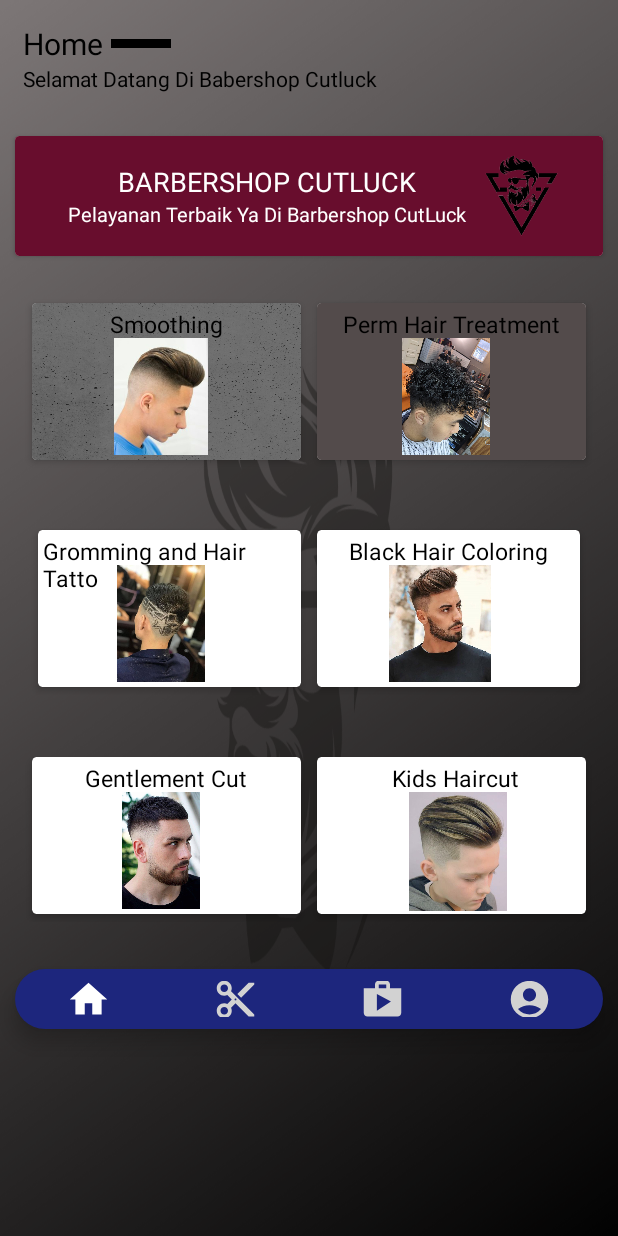
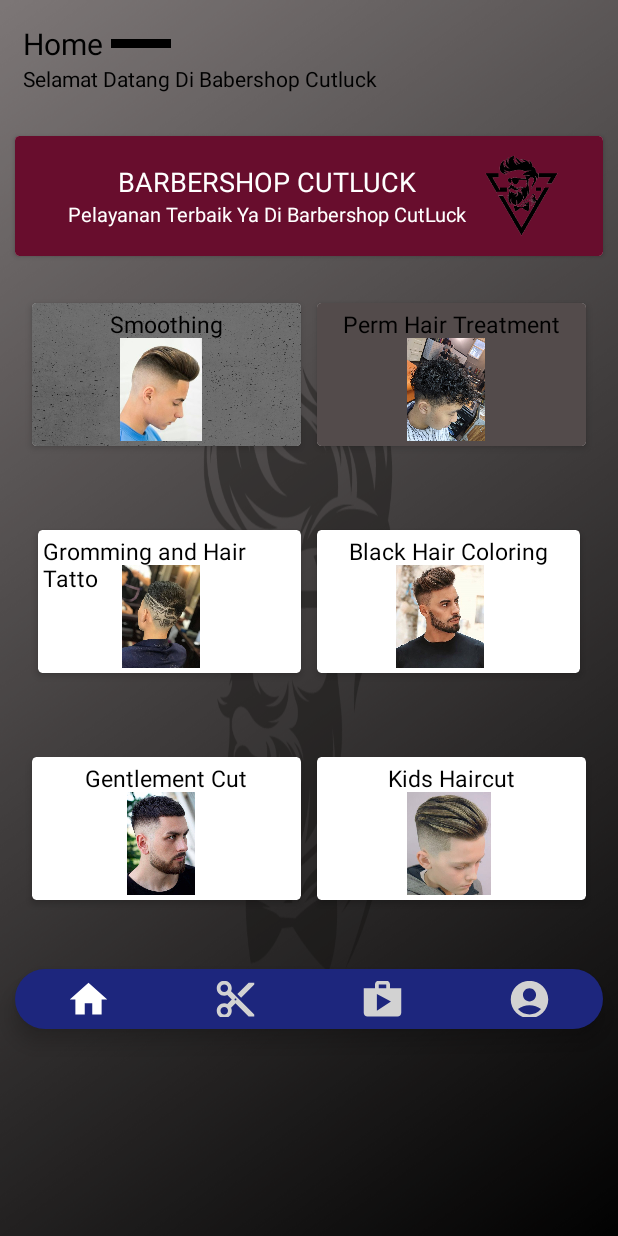
Before and after one commit to FahrezaDA/BarbershopAndroid, an Android app: the MainActivity screen opened directly, with no data from a screen before it, on a phone screen of 412 x 824 dp. Run offline under Robolectric (Android 15) with nearby library versions, the phone set to English and light mode, and no system bars.

Commit message:
update booking

```diff
--- a/app/src/main/res/layout/activity_main.xml
+++ b/app/src/main/res/layout/activity_main.xml
@@ -102,10 +102,6 @@
 
     </androidx.cardview.widget.CardView>
 
-    <ScrollView
-        android:layout_width="match_parent"
-        android:layout_height="match_parent">
-
         <LinearLayout
             android:layout_width="match_parent"
             android:layout_height="wrap_content"
@@ -122,7 +118,7 @@
 
                 <androidx.cardview.widget.CardView
                     android:layout_width="match_parent"
-                    android:layout_height="match_parent"
+                    android:layout_height="95dp"
                     android:layout_margin="5dp"
                     android:layout_weight="1"
                     android:clickable="true"
@@ -131,7 +127,7 @@
 
                     <RelativeLayout
                         android:layout_width="match_parent"
-                        android:layout_height="wrap_content"
+                        android:layout_height="95dp"
                         android:padding="3dp"
                         android:background="@drawable/backlogin">
 
@@ -162,7 +158,7 @@
 
                 <androidx.cardview.widget.CardView
                     android:layout_width="match_parent"
-                    android:layout_height="match_parent"
+                    android:layout_height="95dp"
                     android:layout_margin="5dp"
                     android:layout_weight="1"
                     android:clickable="true"
@@ -171,7 +167,7 @@
 
                     <RelativeLayout
                         android:layout_width="match_parent"
-                        android:layout_height="wrap_content"
+                        android:layout_height="95dp"
                         android:padding="3dp"
                         android:background="#534B4B">
 
@@ -212,7 +208,7 @@
 
                 <androidx.cardview.widget.CardView
                     android:layout_width="match_parent"
-                    android:layout_height="match_parent"
+                    android:layout_height="95dp"
                     android:layout_margin="5dp"
                     android:layout_weight="1"
                     android:clickable="true"
@@ -221,7 +217,7 @@
 
                     <RelativeLayout
                         android:layout_width="match_parent"
-                        android:layout_height="wrap_content"
+                        android:layout_height="95dp"
                         android:padding="3dp">
 
                         <TextView
@@ -250,7 +246,7 @@
 
                 <androidx.cardview.widget.CardView
                     android:layout_width="match_parent"
-                    android:layout_height="match_parent"
+                    android:layout_height="95dp"
                     android:layout_margin="5dp"
                     android:layout_weight="1"
                     android:clickable="true"
@@ -259,7 +255,7 @@
 
                     <RelativeLayout
                         android:layout_width="match_parent"
-                        android:layout_height="wrap_content"
+                        android:layout_height="95dp"
                         android:padding="3dp">
 
                         <TextView
@@ -298,7 +294,7 @@
 
                 <androidx.cardview.widget.CardView
                     android:layout_width="match_parent"
-                    android:layout_height="match_parent"
+                    android:layout_height="95dp"
                     android:layout_margin="5dp"
                     android:layout_weight="1"
                     android:clickable="true"
@@ -307,7 +303,7 @@
 
                     <RelativeLayout
                         android:layout_width="match_parent"
-                        android:layout_height="wrap_content"
+                        android:layout_height="95dp"
                         android:padding="3dp">
 
                         <TextView
@@ -336,7 +332,7 @@
 
                 <androidx.cardview.widget.CardView
                     android:layout_width="match_parent"
-                    android:layout_height="match_parent"
+                    android:layout_height="95dp"
                     android:layout_margin="5dp"
                     android:layout_weight="1"
                     android:clickable="true"
@@ -344,8 +340,8 @@
                     app:cardElevation="3dp">
 
                     <RelativeLayout
-                        android:layout_width="185dp"
-                        android:layout_height="106dp"
+                        android:layout_width="match_parent"
+                        android:layout_height="95dp"
                         android:padding="3dp">
 
                         <TextView
@@ -395,8 +391,6 @@
 
         </LinearLayout>
 
-    </ScrollView>
-
 
 
 </LinearLayout>
```
